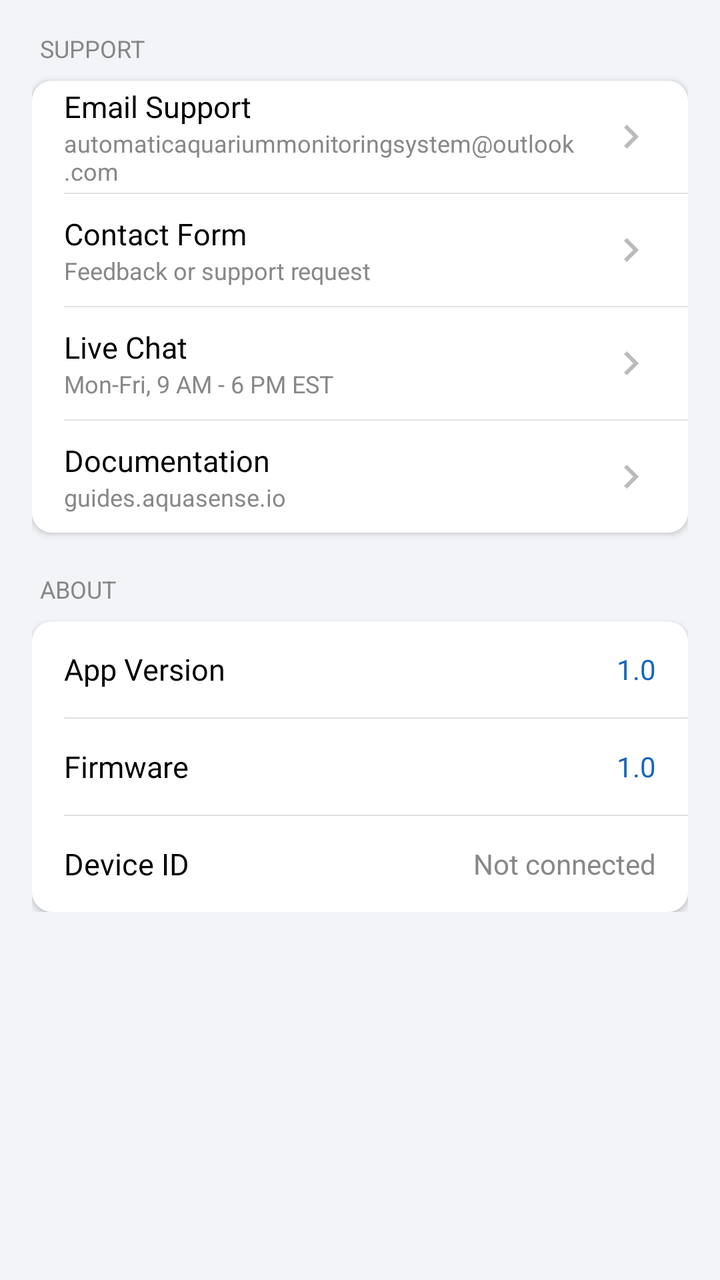
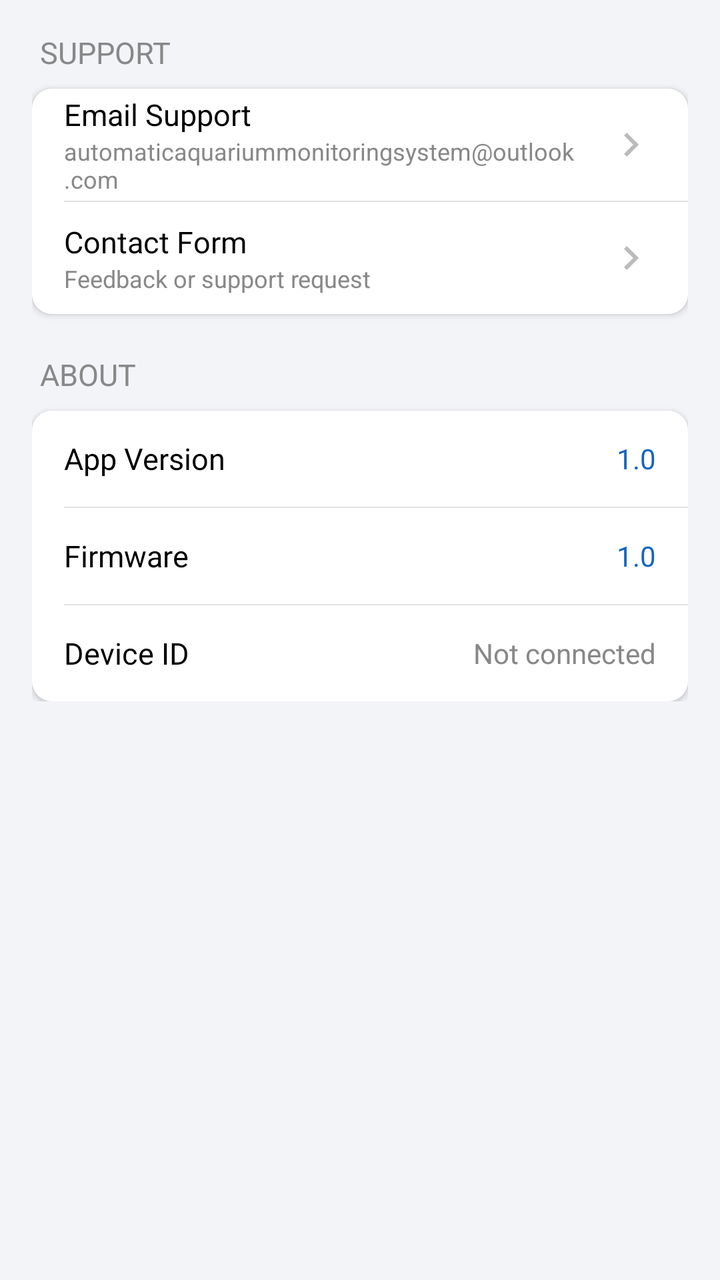

The first picture is an Android layout as it rendered before a commit; the second is the same layout after the commit. The layout source and the unified diff follow.
<!-- AndroidManifest.xml: application theme Theme.AquaSense -->
<!-- res/layout/fragment_contact_support.xml -->
<?xml version="1.0" encoding="utf-8"?>
<ScrollView xmlns:android="http://schemas.android.com/apk/res/android"
    xmlns:app="http://schemas.android.com/apk/res-auto"
    android:layout_width="match_parent"
    android:layout_height="match_parent"
    android:background="@color/background">

    <LinearLayout
        android:layout_width="match_parent"
        android:layout_height="wrap_content"
        android:orientation="vertical"
        android:padding="16dp">

        
        <TextView
            android:layout_width="wrap_content"
            android:layout_height="wrap_content"
            android:layout_marginBottom="8dp"
            android:layout_marginStart="4dp"
            android:text="@string/section_support"
            android:textAllCaps="true"
            android:textColor="@color/text_secondary"
            android:textSize="12sp" />

        <LinearLayout
            android:layout_width="match_parent"
            android:layout_height="wrap_content"
            android:layout_marginBottom="20dp"
            android:background="@drawable/bg_settings_card"
            android:elevation="2dp"
            android:orientation="vertical">

            
            <LinearLayout
                android:id="@+id/rowEmailSupport"
                android:layout_width="match_parent"
                android:layout_height="56dp"
                android:clickable="true"
                android:focusable="true"
                android:foreground="?attr/selectableItemBackground"
                android:gravity="center_vertical"
                android:orientation="horizontal"
                android:paddingStart="16dp"
                android:paddingEnd="16dp">

                <LinearLayout
                    android:layout_width="0dp"
                    android:layout_height="wrap_content"
                    android:layout_weight="1"
                    android:orientation="vertical">

                    <TextView
                        android:layout_width="wrap_content"
                        android:layout_height="wrap_content"
                        android:text="@string/email_support"
                        android:textColor="@color/text_primary"
                        android:textSize="15sp" />

                    <TextView
                        android:layout_width="wrap_content"
                        android:layout_height="wrap_content"
                        android:text="@string/support_email"
                        android:textColor="@color/text_secondary"
                        android:textSize="12sp" />

                </LinearLayout>

                <ImageView
                    android:layout_width="24dp"
                    android:layout_height="24dp"
                    android:contentDescription="@null"
                    android:importantForAccessibility="no"
                    android:src="@drawable/ic_chevron_right"
                    app:tint="@color/icon_gray" />

            </LinearLayout>

            <View
                android:layout_width="match_parent"
                android:layout_height="0.5dp"
                android:layout_marginStart="16dp"
                android:background="@color/divider" />

            
            <LinearLayout
                android:id="@+id/rowContactForm"
                android:layout_width="match_parent"
                android:layout_height="56dp"
                android:clickable="true"
                android:focusable="true"
                android:foreground="?attr/selectableItemBackground"
                android:gravity="center_vertical"
                android:orientation="horizontal"
                android:paddingStart="16dp"
                android:paddingEnd="16dp">

                <LinearLayout
                    android:layout_width="0dp"
                    android:layout_height="wrap_content"
                    android:layout_weight="1"
                    android:orientation="vertical">

                    <TextView
                        android:layout_width="wrap_content"
                        android:layout_height="wrap_content"
                        android:text="@string/contact_form"
                        android:textColor="@color/text_primary"
                        android:textSize="15sp" />

                    <TextView
                        android:layout_width="wrap_content"
                        android:layout_height="wrap_content"
                        android:text="@string/contact_form_desc"
                        android:textColor="@color/text_secondary"
                        android:textSize="12sp" />

                </LinearLayout>

                <ImageView
                    android:layout_width="24dp"
                    android:layout_height="24dp"
                    android:contentDescription="@null"
                    android:importantForAccessibility="no"
                    android:src="@drawable/ic_chevron_right"
                    app:tint="@color/icon_gray" />

            </LinearLayout>

            <View
                android:layout_width="match_parent"
                android:layout_height="0.5dp"
                android:layout_marginStart="16dp"
                android:background="@color/divider" />

            
            <LinearLayout
                android:id="@+id/rowLiveChat"
                android:layout_width="match_parent"
                android:layout_height="56dp"
                android:clickable="true"
                android:focusable="true"
                android:foreground="?attr/selectableItemBackground"
                android:gravity="center_vertical"
                android:orientation="horizontal"
                android:paddingStart="16dp"
                android:paddingEnd="16dp">

                <LinearLayout
                    android:layout_width="0dp"
                    android:layout_height="wrap_content"
                    android:layout_weight="1"
                    android:orientation="vertical">

                    <TextView
                        android:layout_width="wrap_content"
                        android:layout_height="wrap_content"
                        android:text="@string/live_chat"
                        android:textColor="@color/text_primary"
                        android:textSize="15sp" />

                    <TextView
                        android:layout_width="wrap_content"
                        android:layout_height="wrap_content"
                        android:text="@string/live_chat_hours"
                        android:textColor="@color/text_secondary"
                        android:textSize="12sp" />

                </LinearLayout>

                <ImageView
                    android:layout_width="24dp"
                    android:layout_height="24dp"
                    android:contentDescription="@null"
                    android:importantForAccessibility="no"
                    android:src="@drawable/ic_chevron_right"
                    app:tint="@color/icon_gray" />

            </LinearLayout>

            <View
                android:layout_width="match_parent"
                android:layout_height="0.5dp"
                android:layout_marginStart="16dp"
                android:background="@color/divider" />

            
            <LinearLayout
                android:id="@+id/rowDocumentation"
                android:layout_width="match_parent"
                android:layout_height="56dp"
                android:clickable="true"
                android:focusable="true"
                android:foreground="?attr/selectableItemBackground"
                android:gravity="center_vertical"
                android:orientation="horizontal"
                android:paddingStart="16dp"
                android:paddingEnd="16dp">

                <LinearLayout
                    android:layout_width="0dp"
                    android:layout_height="wrap_content"
                    android:layout_weight="1"
                    android:orientation="vertical">

                    <TextView
                        android:layout_width="wrap_content"
                        android:layout_height="wrap_content"
                        android:text="@string/documentation"
                        android:textColor="@color/text_primary"
                        android:textSize="15sp" />

                    <TextView
                        android:layout_width="wrap_content"
                        android:layout_height="wrap_content"
                        android:text="@string/docs_url"
                        android:textColor="@color/text_secondary"
                        android:textSize="12sp" />

                </LinearLayout>

                <ImageView
                    android:layout_width="24dp"
                    android:layout_height="24dp"
                    android:contentDescription="@null"
                    android:importantForAccessibility="no"
                    android:src="@drawable/ic_chevron_right"
                    app:tint="@color/icon_gray" />

            </LinearLayout>

        </LinearLayout>

        
        <TextView
            android:layout_width="wrap_content"
            android:layout_height="wrap_content"
            android:layout_marginBottom="8dp"
            android:layout_marginStart="4dp"
            android:text="@string/section_about"
            android:textAllCaps="true"
            android:textColor="@color/text_secondary"
            android:textSize="12sp" />

        <LinearLayout
            android:layout_width="match_parent"
            android:layout_height="wrap_content"
            android:background="@drawable/bg_settings_card"
            android:elevation="2dp"
            android:orientation="vertical">

            <LinearLayout
                android:layout_width="match_parent"
                android:layout_height="48dp"
                android:gravity="center_vertical"
                android:orientation="horizontal"
                android:paddingStart="16dp"
                android:paddingEnd="16dp">

                <TextView
                    android:layout_width="0dp"
                    android:layout_height="wrap_content"
                    android:layout_weight="1"
                    android:text="@string/app_version"
                    android:textColor="@color/text_primary"
                    android:textSize="15sp" />

                <TextView
                    android:id="@+id/tvAppVersion"
                    android:layout_width="wrap_content"
                    android:layout_height="wrap_content"
                    android:text="@string/app_version_value"
                    android:textColor="@color/accent"
                    android:textSize="14sp" />

            </LinearLayout>

            <View
                android:layout_width="match_parent"
                android:layout_height="0.5dp"
                android:layout_marginStart="16dp"
                android:background="@color/divider" />

            <LinearLayout
                android:layout_width="match_parent"
                android:layout_height="48dp"
                android:gravity="center_vertical"
                android:orientation="horizontal"
                android:paddingStart="16dp"
                android:paddingEnd="16dp">

                <TextView
                    android:layout_width="0dp"
                    android:layout_height="wrap_content"
                    android:layout_weight="1"
                    android:text="@string/firmware"
                    android:textColor="@color/text_primary"
                    android:textSize="15sp" />

                <TextView
                    android:layout_width="wrap_content"
                    android:layout_height="wrap_content"
                    android:text="@string/firmware_value"
                    android:textColor="@color/accent"
                    android:textSize="14sp" />

            </LinearLayout>

            <View
                android:layout_width="match_parent"
                android:layout_height="0.5dp"
                android:layout_marginStart="16dp"
                android:background="@color/divider" />

            <LinearLayout
                android:layout_width="match_parent"
                android:layout_height="48dp"
                android:gravity="center_vertical"
                android:orientation="horizontal"
                android:paddingStart="16dp"
                android:paddingEnd="16dp">

                <TextView
                    android:layout_width="0dp"
                    android:layout_height="wrap_content"
                    android:layout_weight="1"
                    android:text="@string/device_id"
                    android:textColor="@color/text_primary"
                    android:textSize="15sp" />

                <TextView
                    android:id="@+id/tvDeviceId"
                    android:layout_width="wrap_content"
                    android:layout_height="wrap_content"
                    android:text="@string/device_id_not_connected"
                    android:textColor="@color/text_secondary"
                    android:textSize="14sp" />

            </LinearLayout>

        </LinearLayout>

    </LinearLayout>

</ScrollView>
<!-- resources referenced by this layout -->
<resources>
  <color name="accent">#FF1565C0</color>
  <color name="background">#FFF2F4F8</color>
  <color name="divider">#FFE0E0E0</color>
  <color name="icon_gray">#FFBBBBBB</color>
  <color name="text_primary">#FF000000</color>
  <color name="text_secondary">#FF888888</color>
  <!-- drawable bg_settings_card (drawable) -->
  <?xml version="1.0" encoding="utf-8"?>
  <shape xmlns:android="http://schemas.android.com/apk/res/android"
      android:shape="rectangle">
      <solid android:color="@color/card_background" />
      <corners android:radius="10dp" />
  </shape>
  <!-- drawable ic_chevron_right (drawable) -->
  <vector xmlns:android="http://schemas.android.com/apk/res/android"
      android:width="24dp"
      android:height="24dp"
      android:viewportWidth="960"
      android:viewportHeight="960"
      android:tint="?attr/colorControlNormal"
      android:autoMirrored="true">
    <path
        android:fillColor="@android:color/white"
        android:pathData="M504,480L320,296L376,240L616,480L376,720L320,664L504,480Z"/>
  </vector>
  <string name="app_version">App Version</string>
  <string name="app_version_value">1.0</string>
  <string name="contact_form">Contact Form</string>
  <string name="contact_form_desc">Feedback or support request</string>
  <string name="device_id">Device ID</string>
  <string name="device_id_not_connected">Not connected</string>
  <string name="docs_url">guides.aquasense.io</string>
  <string name="documentation">Documentation</string>
  <string name="email_support">Email Support</string>
  <string name="firmware">Firmware</string>
  <string name="firmware_value">1.0</string>
  <string name="live_chat">Live Chat</string>
  <string name="live_chat_hours">Mon-Fri, 9 AM - 6 PM EST</string>
  <string name="section_about">ABOUT</string>
  <string name="section_support">SUPPORT</string>
  <string name="support_email">automaticaquariummonitoringsystem@outlook.com</string>
  <style name="Theme.AquaSense" parent="Theme.MaterialComponents.DayNight.NoActionBar" />
  <color name="card_background">#FFFFFFFF</color>
</resources>

<!-- the commit's change to res/layout/fragment_contact_support.xml (unified diff, before → after) -->
@@ -2,8 +2,7 @@
 <ScrollView xmlns:android="http://schemas.android.com/apk/res/android"
     xmlns:app="http://schemas.android.com/apk/res-auto"
     android:layout_width="match_parent"
-    android:layout_height="match_parent"
-    android:background="@color/background">
+    android:layout_height="match_parent">
 
     <LinearLayout
         android:layout_width="match_parent"
@@ -20,7 +19,7 @@
             android:text="@string/section_support"
             android:textAllCaps="true"
             android:textColor="@color/text_secondary"
-            android:textSize="12sp" />
+            android:textSize="15sp" />
 
         <LinearLayout
             android:layout_width="match_parent"
@@ -126,108 +125,6 @@
 
             </LinearLayout>
 
-            <View
-                android:layout_width="match_parent"
-                android:layout_height="0.5dp"
-                android:layout_marginStart="16dp"
-                android:background="@color/divider" />
-
-            
-            <LinearLayout
-                android:id="@+id/rowLiveChat"
-                android:layout_width="match_parent"
-                android:layout_height="56dp"
-                android:clickable="true"
-                android:focusable="true"
-                android:foreground="?attr/selectableItemBackground"
-                android:gravity="center_vertical"
-                android:orientation="horizontal"
-                android:paddingStart="16dp"
-                android:paddingEnd="16dp">
-
-                <LinearLayout
-                    android:layout_width="0dp"
-                    android:layout_height="wrap_content"
-                    android:layout_weight="1"
-                    android:orientation="vertical">
-
-                    <TextView
-                        android:layout_width="wrap_content"
-                        android:layout_height="wrap_content"
-                        android:text="@string/live_chat"
-                        android:textColor="@color/text_primary"
-                        android:textSize="15sp" />
-
-                    <TextView
-                        android:layout_width="wrap_content"
-                        android:layout_height="wrap_content"
-                        android:text="@string/live_chat_hours"
-                        android:textColor="@color/text_secondary"
-                        android:textSize="12sp" />
-
-                </LinearLayout>
-
-                <ImageView
-                    android:layout_width="24dp"
-                    android:layout_height="24dp"
-                    android:contentDescription="@null"
-                    android:importantForAccessibility="no"
-                    android:src="@drawable/ic_chevron_right"
-                    app:tint="@color/icon_gray" />
-
-            </LinearLayout>
-
-            <View
-                android:layout_width="match_parent"
-                android:layout_height="0.5dp"
-                android:layout_marginStart="16dp"
-                android:background="@color/divider" />
-
-            
-            <LinearLayout
-                android:id="@+id/rowDocumentation"
-                android:layout_width="match_parent"
-                android:layout_height="56dp"
-                android:clickable="true"
-                android:focusable="true"
-                android:foreground="?attr/selectableItemBackground"
-                android:gravity="center_vertical"
-                android:orientation="horizontal"
-                android:paddingStart="16dp"
-                android:paddingEnd="16dp">
-
-                <LinearLayout
-                    android:layout_width="0dp"
-                    android:layout_height="wrap_content"
-                    android:layout_weight="1"
-                    android:orientation="vertical">
-
-                    <TextView
-                        android:layout_width="wrap_content"
-                        android:layout_height="wrap_content"
-                        android:text="@string/documentation"
-                        android:textColor="@color/text_primary"
-                        android:textSize="15sp" />
-
-                    <TextView
-                        android:layout_width="wrap_content"
-                        android:layout_height="wrap_content"
-                        android:text="@string/docs_url"
-                        android:textColor="@color/text_secondary"
-                        android:textSize="12sp" />
-
-                </LinearLayout>
-
-                <ImageView
-                    android:layout_width="24dp"
-                    android:layout_height="24dp"
-                    android:contentDescription="@null"
-                    android:importantForAccessibility="no"
-                    android:src="@drawable/ic_chevron_right"
-                    app:tint="@color/icon_gray" />
-
-            </LinearLayout>
-
         </LinearLayout>
 
         
@@ -239,7 +136,7 @@
             android:text="@string/section_about"
             android:textAllCaps="true"
             android:textColor="@color/text_secondary"
-            android:textSize="12sp" />
+            android:textSize="15sp" />
 
         <LinearLayout
             android:layout_width="match_parent"
<!-- resource entries referenced after the edit -->
@@ -2,6 +2,7 @@
 <resources>
   <color name="accent">#FF1565C0</color>
   <color name="background">#FFF2F4F8</color>
+  <color name="toolbar_gradient_start">#FFC1DFE0</color>
   <color name="divider">#FFE0E0E0</color>
   <color name="icon_gray">#FFBBBBBB</color>
   <color name="text_primary">#FF000000</color>
@@ -31,17 +32,21 @@
   <string name="contact_form_desc">Feedback or support request</string>
   <string name="device_id">Device ID</string>
   <string name="device_id_not_connected">Not connected</string>
-  <string name="docs_url">guides.aquasense.io</string>
-  <string name="documentation">Documentation</string>
   <string name="email_support">Email Support</string>
   <string name="firmware">Firmware</string>
   <string name="firmware_value">1.0</string>
-  <string name="live_chat">Live Chat</string>
-  <string name="live_chat_hours">Mon-Fri, 9 AM - 6 PM EST</string>
   <string name="section_about">ABOUT</string>
   <string name="section_support">SUPPORT</string>
   <string name="support_email">automaticaquariummonitoringsystem@outlook.com</string>
-  <style name="Theme.AquaSense" parent="Theme.MaterialComponents.DayNight.NoActionBar" />
+  <style name="Theme.AquaSense" parent="Base.Theme.AquaSense" />
   <color name="card_background">#FFFFFFFF</color>
+  <style name="Base.Theme.AquaSense" parent="Theme.MaterialComponents.DayNight.NoActionBar">
+          
+          <item name="android:windowBackground">@color/background</item>
+          <item name="android:colorBackground">@color/background</item>
+          
+          <item name="android:statusBarColor">@color/toolbar_gradient_start</item>
+          <item name="android:windowLightStatusBar">@bool/light_status_bar_icons</item>
+      </style>
 </resources>
 
